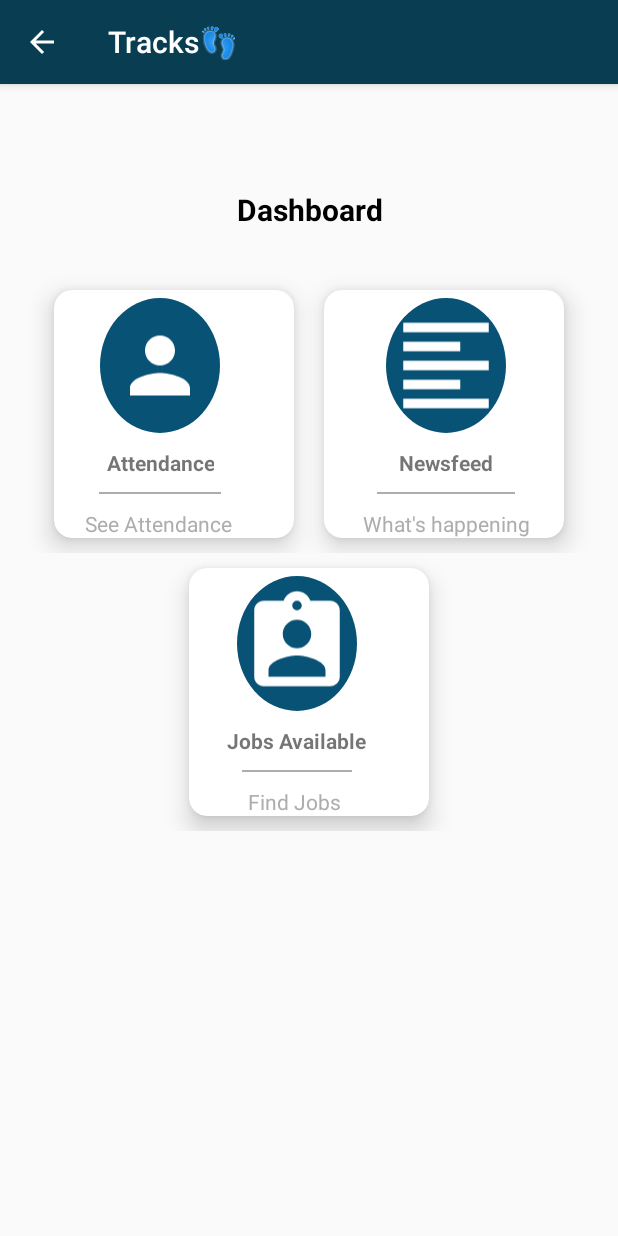
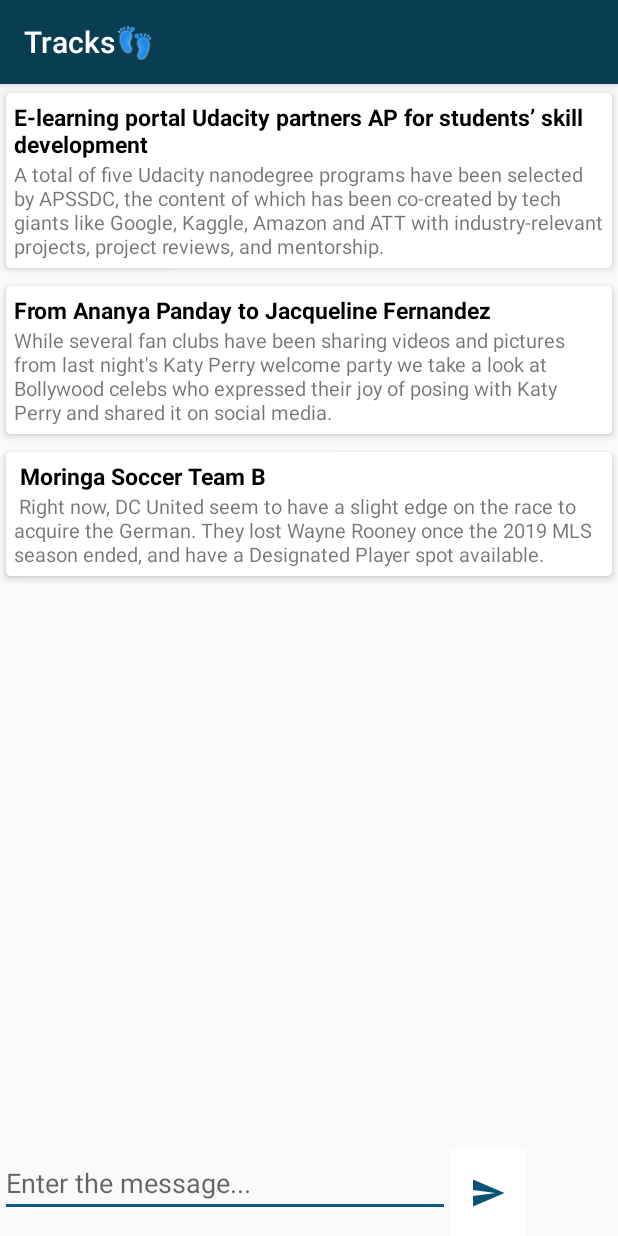
Before and after one commit to claudinos/Tracks, an Android app: the screen it shows after launch (MainActivity before the commit, NewsList after it), on a phone screen of 412 x 824 dp. Run offline under Robolectric (Android 15) with nearby library versions, the phone set to English and light mode, and no system bars.

Commit message:
Added newsfeed

```diff
--- a/app/src/main/AndroidManifest.xml
+++ b/app/src/main/AndroidManifest.xml
@@ -9,13 +9,15 @@
         android:roundIcon="@mipmap/ic_launcher_round"
         android:supportsRtl="true"
         android:theme="@style/AppTheme">
-        <activity android:name=".MainActivity">
+        <!-- <activity android:name="."></activity> -->
+        <activity android:name=".NewsList">
             <intent-filter>
                 <action android:name="android.intent.action.MAIN" />
 
                 <category android:name="android.intent.category.LAUNCHER" />
             </intent-filter>
         </activity>
+        <activity android:name=".MainActivity" />
     </application>
 
 </manifest>
--- /dev/null
+++ b/app/src/main/java/com/moringa/tracks/Adapters/NewsAdapter.java
@@ -0,0 +1,4 @@
+package com.moringa.tracks.Adapters;
+
+public class NewsAdapter {
+}
--- a/app/src/main/java/com/moringa/tracks/MainActivity.java
+++ b/app/src/main/java/com/moringa/tracks/MainActivity.java
@@ -1,5 +1,6 @@
 package com.moringa.tracks;
 
+import androidx.annotation.NonNull;
 import androidx.appcompat.app.ActionBarDrawerToggle;
 import androidx.appcompat.app.AppCompatActivity;
 import androidx.drawerlayout.widget.DrawerLayout;
@@ -7,10 +8,27 @@
 import android.os.Bundle;
 import android.view.Menu;
 import android.view.MenuItem;
+import android.widget.ArrayAdapter;
+import android.widget.ListView;
+
+import com.google.firebase.database.DataSnapshot;
+import com.google.firebase.database.DatabaseError;
+import com.google.firebase.database.DatabaseReference;
+import com.google.firebase.database.ValueEventListener;
+
+import java.util.ArrayList;
+import java.util.List;
 
 public class MainActivity extends AppCompatActivity {
     private DrawerLayout mDrawLayout;
     private ActionBarDrawerToggle mToggle;
+
+    DatabaseReference mRef;
+
+//    // listview
+//    ListView listViewNews;
+//
+//    List<News> newsList;
 
     @Override
     protected void onCreate(Bundle savedInstanceState) {
@@ -20,6 +38,10 @@
         mToggle = new ActionBarDrawerToggle(this,mDrawLayout,R.string.open,R.string.close);
         mDrawLayout.addDrawerListener(mToggle);
         getSupportActionBar().setDisplayHomeAsUpEnabled(true);
+
+//        //listview
+//        listViewNews =findViewById(R.id.listview);
+//        newsList = new ArrayList<>();
     }
 
     @Override
@@ -29,4 +51,32 @@
         }
         return super.onOptionsItemSelected(item);
     }
+
+//    //listview
+//    @Override
+//    protected void onStart(){
+//        super.onStart();
+//
+//        mRef.addValueEventListener(new ValueEventListener() {
+//            @Override
+//            public void onDataChange(@NonNull DataSnapshot dataSnapshot) {
+//
+//                newsList.clear();
+//
+//                for(DataSnapshot newsSnapshot : dataSnapshot.getChildren()){
+//                    News news = newsSnapshot.getValue(News.class);
+//
+//                    newsList.add(news);
+//                }
+//
+//                NewsList adapter = new NewsList(MainActivity.this, newsList);
+//                listViewNews.setAdapter(adapter);
+//            }
+//
+//            @Override
+//            public void onCancelled(@NonNull DatabaseError databaseError) {
+//
+//            }
+//        });
+//    }
 }
--- /dev/null
+++ b/app/src/main/java/com/moringa/tracks/Models/News.java
@@ -0,0 +1,5 @@
+package com.moringa.tracks.Models;
+
+public class News {
+
+}
--- /dev/null
+++ b/app/src/main/java/com/moringa/tracks/Models/User.java
@@ -0,0 +1,4 @@
+package com.moringa.tracks.Models;
+
+public class User {
+}
--- /dev/null
+++ b/app/src/main/java/com/moringa/tracks/News.java
@@ -0,0 +1,28 @@
+package com.moringa.tracks;
+
+public class News {
+    String title, description;
+
+    public News(String title, String description) {
+        this.title = title;
+        this.description = description;
+    }
+
+    public News(){}
+
+    public String getTitle() {
+        return title;
+    }
+
+    public void setTitle(String title) {
+        this.title = title;
+    }
+
+    public String getDescription() {
+        return description;
+    }
+
+    public void setDescription(String description) {
+        this.description = description;
+    }
+}
--- /dev/null
+++ b/app/src/main/java/com/moringa/tracks/NewsList.java
@@ -0,0 +1,15 @@
+
+package com.moringa.tracks;
+
+import androidx.appcompat.app.AppCompatActivity;
+
+import android.os.Bundle;
+
+public class NewsList extends AppCompatActivity {
+
+    @Override
+    protected void onCreate(Bundle savedInstanceState) {
+        super.onCreate(savedInstanceState);
+        setContentView(R.layout.activity_news_list2);
+    }
+}
--- /dev/null
+++ b/app/src/main/res/drawable/ic_send_white_24dp.xml
@@ -0,0 +1,5 @@
+<vector android:height="24dp" android:tint="#075275"
+    android:viewportHeight="24.0" android:viewportWidth="24.0"
+    android:width="24dp" xmlns:android="http://schemas.android.com/apk/res/android">
+    <path android:fillColor="#FF000000" android:pathData="M2.01,21L23,12 2.01,3 2,10l15,2 -15,2z"/>
+</vector>
--- /dev/null
+++ b/app/src/main/res/layout/activity_news_list2.xml
@@ -0,0 +1,159 @@
+<?xml version="1.0" encoding="utf-8"?>
+<RelativeLayout xmlns:android="http://schemas.android.com/apk/res/android"
+    xmlns:app="http://schemas.android.com/apk/res-auto"
+    xmlns:tools="http://schemas.android.com/tools"
+    android:layout_width="match_parent"
+    android:layout_height="match_parent"
+    tools:context=".NewsList">
+
+<LinearLayout
+    android:layout_width="wrap_content"
+    android:layout_height="wrap_content"
+    android:orientation="vertical"
+    android:id="@+id/lin1">
+    <androidx.cardview.widget.CardView
+        xmlns:app="http://schemas.android.com/apk/res-auto"
+        android:orientation="vertical"
+        android:id="@+id/card"
+        android:layout_width="match_parent"
+        android:layout_height="wrap_content"
+        app:cardBackgroundColor="@color/textcolor"
+        app:cardCornerRadius="3dp"
+        app:cardElevation="3dp"
+        app:contentPadding="5dp"
+        app:cardUseCompatPadding="true">
+        <LinearLayout
+            android:layout_width="match_parent"
+            android:layout_height="wrap_content"
+            android:orientation="vertical">
+
+            <TextView
+                android:id="@+id/title"
+                android:layout_width="match_parent"
+                android:layout_height="wrap_content"
+                android:text="E-learning portal Udacity partners AP for students’ skill development"
+                android:textColor="@color/black"
+                android:textStyle="bold"
+                android:textSize="15sp"/>
+            <TextView
+                android:layout_width="match_parent"
+                android:layout_height="wrap_content"
+                android:id="@+id/descrip"
+                android:textSize="13sp"
+                android:text="A total of five Udacity nanodegree programs have been selected by APSSDC, the content of which has been co-created by tech giants like Google, Kaggle, Amazon and ATT with industry-relevant projects, project reviews, and mentorship."/>
+
+        </LinearLayout>
+    </androidx.cardview.widget.CardView>
+</LinearLayout>
+    <LinearLayout
+        android:layout_width="wrap_content"
+        android:layout_height="wrap_content"
+        android:orientation="vertical"
+        android:layout_below="@+id/lin1"
+        android:id="@+id/lin2">
+    <androidx.cardview.widget.CardView
+        android:id="@+id/card1"
+        android:layout_width="match_parent"
+        android:layout_height="wrap_content"
+        android:orientation="vertical"
+        app:cardBackgroundColor="@color/textcolor"
+        app:cardCornerRadius="3dp"
+        app:cardElevation="3dp"
+        app:cardUseCompatPadding="true"
+        app:contentPadding="5dp">
+
+        <LinearLayout
+            android:layout_width="match_parent"
+            android:layout_height="wrap_content"
+            android:orientation="vertical">
+
+            <TextView
+                android:id="@+id/title1"
+                android:layout_width="match_parent"
+                android:layout_height="wrap_content"
+                android:text="From Ananya Panday to Jacqueline Fernandez"
+                android:textColor="@color/black"
+                android:textSize="15sp"
+                android:textStyle="bold" />
+
+            <TextView
+                android:id="@+id/descrip1"
+                android:layout_width="match_parent"
+                android:layout_height="wrap_content"
+                android:text="While several fan clubs have been sharing videos and pictures from last night's Katy Perry welcome party we take a look at Bollywood celebs who expressed their joy of posing with Katy Perry and shared it on social media."
+                android:textSize="13sp" />
+
+        </LinearLayout>
+    </androidx.cardview.widget.CardView>
+    </LinearLayout>
+    <LinearLayout
+        android:layout_width="wrap_content"
+        android:layout_height="wrap_content"
+        android:orientation="vertical"
+        android:layout_below="@+id/lin2">
+        <androidx.cardview.widget.CardView
+            android:id="@+id/card2"
+            android:layout_width="match_parent"
+            android:layout_height="wrap_content"
+            android:orientation="vertical"
+            app:cardBackgroundColor="@color/textcolor"
+            app:cardCornerRadius="3dp"
+            app:cardElevation="3dp"
+            app:cardUseCompatPadding="true"
+            app:contentPadding="5dp">
+
+            <LinearLayout
+                android:layout_width="match_parent"
+                android:layout_height="wrap_content"
+                android:orientation="vertical">
+
+                <TextView
+                    android:id="@+id/title2"
+                    android:layout_width="match_parent"
+                    android:layout_height="wrap_content"
+                    android:text=" Moringa Soccer Team B"
+                    android:textColor="@color/black"
+                    android:textSize="15sp"
+                    android:textStyle="bold" />
+
+                <TextView
+                    android:id="@+id/descrip2"
+                    android:layout_width="match_parent"
+                    android:layout_height="wrap_content"
+                    android:text=" Right now, DC United seem to have a slight edge on the race to acquire the German. They lost Wayne Rooney once the 2019 MLS season ended, and have a Designated Player spot available."
+                    android:textSize="13sp" />
+
+            </LinearLayout>
+        </androidx.cardview.widget.CardView>
+    </LinearLayout>
+    <RelativeLayout
+        android:layout_width="match_parent"
+        android:layout_height="wrap_content"
+        android:layout_alignParentBottom="true"
+        android:layout_alignParentStart="true"
+        android:layout_alignParentLeft="true"
+        android:paddingTop="5dp"
+        android:background="@color/colorPrimaryDark"
+        android:id="@+id/enter"/>
+    <LinearLayout
+        android:layout_width="match_parent"
+        android:layout_height="wrap_content"
+        android:orientation="horizontal"
+        android:layout_alignParentBottom="true"
+        >
+        <EditText
+            android:layout_width="300dp"
+            android:layout_height="wrap_content"
+            android:id="@+id/message"
+            android:textColor="@color/black"
+            android:hint="Enter the message..."
+            android:layout_alignParentBottom="true"/>
+
+        <ImageButton
+            android:id="@+id/btnSend"
+            android:layout_width="50dp"
+            android:layout_height="58dp"
+            android:background="@color/textcolor"
+            android:src="@drawable/ic_send_white_24dp" />
+    </LinearLayout>
+</RelativeLayout>
--- a/app/src/main/res/values/colors.xml
+++ b/app/src/main/res/values/colors.xml
@@ -2,7 +2,7 @@
 <resources>
     <color name="colorPrimary">#093e52</color>
     <color name="colorPrimaryDark">#0d7ba3</color>
-    <color name="colorAccent">#D81B60</color>
+    <color name="colorAccent">#0e5b87</color>
     <color name="blue">#075275</color>
     <color name="lightgray">#adadad</color>
     <color name="black">#000000</color>
--- a/build.gradle
+++ b/build.gradle
@@ -8,6 +8,7 @@
     }
     dependencies {
         classpath 'com.android.tools.build:gradle:3.5.0'
+        classpath 'com.google.gms:google-services:4.2.0'
 
         // NOTE: Do not place your application dependencies here; they belong
         // in the individual module build.gradle files
```
Also changed, not shown: app/build.gradle (+9 -1 lines), 1 other file.
